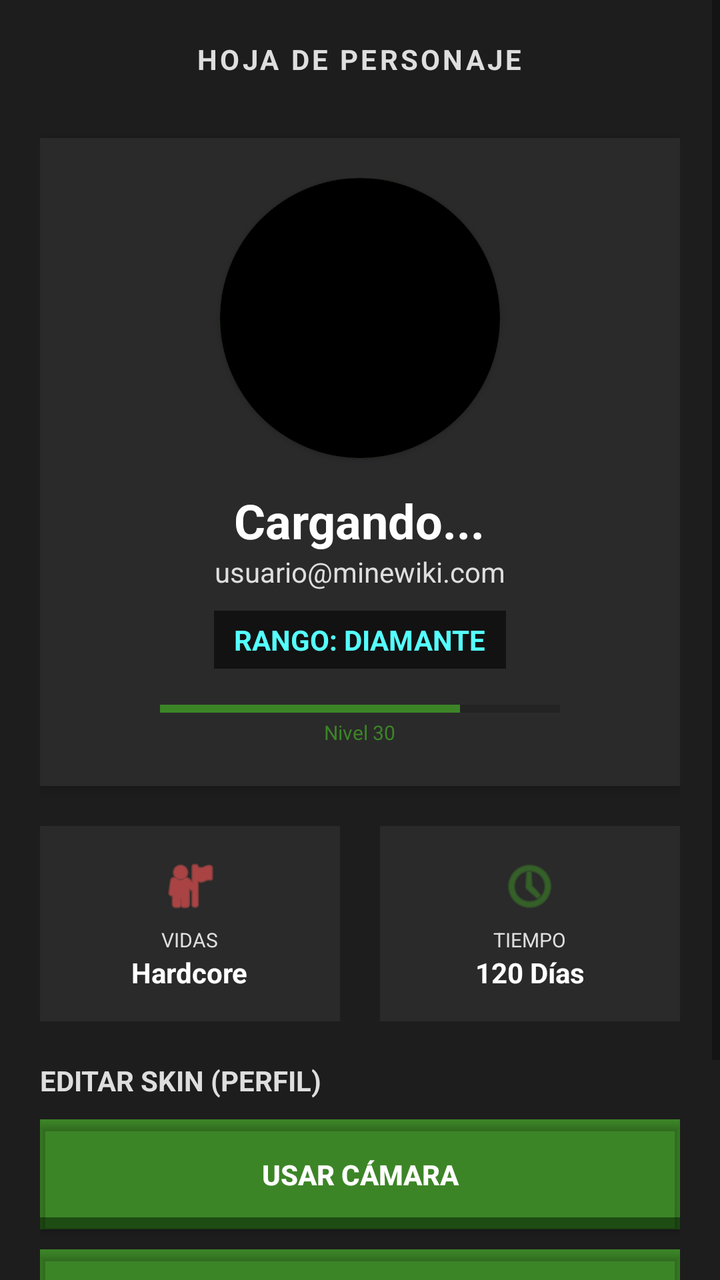
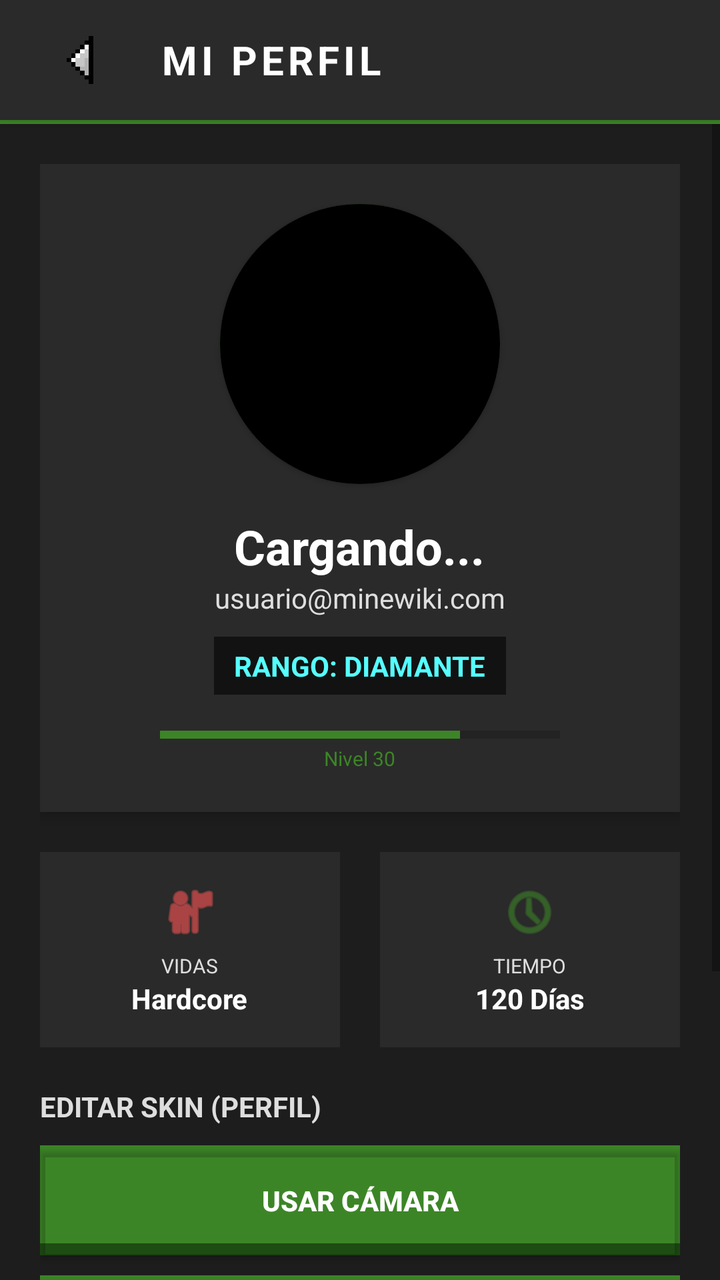

The first picture is an Android layout as it rendered before a commit; the second is the same layout after the commit. The layout source and the unified diff follow.
<!-- AndroidManifest.xml: application theme Theme.Minewiki -->
<!-- res/layout/fragment_profile.xml -->
<?xml version="1.0" encoding="utf-8"?>
<ScrollView xmlns:android="http://schemas.android.com/apk/res/android"
    xmlns:app="http://schemas.android.com/apk/res-auto"
    android:layout_width="match_parent"
    android:layout_height="match_parent"
    android:background="@color/mc_background"
    android:fillViewport="true">

    <LinearLayout
        android:layout_width="match_parent"
        android:layout_height="wrap_content"
        android:orientation="vertical"
        android:padding="20dp"
        android:gravity="center_horizontal">

        <TextView
            android:layout_width="wrap_content"
            android:layout_height="wrap_content"
            android:text="HOJA DE PERSONAJE"
            android:textColor="@color/mc_gray_text"
            android:textStyle="bold"
            android:letterSpacing="0.1"
            android:layout_marginBottom="30dp"/>

        <androidx.cardview.widget.CardView
            android:layout_width="match_parent"
            android:layout_height="wrap_content"
            app:cardBackgroundColor="@color/mc_bg_card"
            app:cardCornerRadius="0dp"
            app:cardElevation="4dp"
            android:layout_marginBottom="20dp">

            <LinearLayout
                android:layout_width="match_parent"
                android:layout_height="wrap_content"
                android:orientation="vertical"
                android:gravity="center"
                android:padding="20dp">

                <androidx.cardview.widget.CardView
                    android:layout_width="140dp"
                    android:layout_height="140dp"
                    app:cardCornerRadius="70dp"
                    app:cardBackgroundColor="@color/mc_green_face"
                    android:layout_marginBottom="15dp">

                    <ImageView
                        android:id="@+id/imgProfileLarge"
                        android:layout_width="match_parent"
                        android:layout_height="match_parent"
                        android:padding="4dp"
                        android:src="@android:drawable/sym_def_app_icon"
                        android:background="@color/black"
                        android:scaleType="centerCrop"/>
                </androidx.cardview.widget.CardView>

                <TextView
                    android:id="@+id/tvProfileName"
                    android:layout_width="wrap_content"
                    android:layout_height="wrap_content"
                    android:text="Cargando..."
                    android:textColor="@color/white"
                    android:textSize="24sp"
                    android:textStyle="bold"/>

                <TextView
                    android:id="@+id/tvProfileEmail"
                    android:layout_width="wrap_content"
                    android:layout_height="wrap_content"
                    android:text="usuario@minewiki.com"
                    android:textColor="@color/mc_gray_text"
                    android:layout_marginBottom="10dp"/>

                <TextView
                    android:layout_width="wrap_content"
                    android:layout_height="wrap_content"
                    android:text="RANGO: DIAMANTE"
                    android:background="@color/mc_input_bg"
                    android:textColor="#55FFFF"
                    android:textStyle="bold"
                    android:paddingHorizontal="10dp"
                    android:paddingVertical="5dp"
                    android:layout_marginBottom="15dp"/>

                <ProgressBar
                    style="?android:attr/progressBarStyleHorizontal"
                    android:layout_width="200dp"
                    android:layout_height="10dp"
                    android:progress="75"
                    android:progressTint="@color/mc_green_face"
                    android:backgroundTint="#333333"/>
                <TextView
                    android:layout_width="wrap_content"
                    android:layout_height="wrap_content"
                    android:text="Nivel 30"
                    android:textColor="@color/mc_green_face"
                    android:textSize="10sp"/>

            </LinearLayout>
        </androidx.cardview.widget.CardView>

        <LinearLayout
            android:layout_width="match_parent"
            android:layout_height="wrap_content"
            android:orientation="horizontal"
            android:layout_marginBottom="20dp">

            <LinearLayout
                android:layout_width="0dp"
                android:layout_height="wrap_content"
                android:layout_weight="1"
                android:orientation="vertical"
                android:background="@color/mc_bg_card"
                android:padding="15dp"
                android:gravity="center"
                android:layout_marginEnd="10dp">
                <ImageView
                    android:layout_width="30dp"
                    android:layout_height="30dp"
                    android:src="@android:drawable/ic_menu_myplaces"
                    app:tint="#FF5555"
                    android:layout_marginBottom="5dp"/>
                <TextView
                    android:layout_width="wrap_content"
                    android:layout_height="wrap_content"
                    android:text="VIDAS"
                    android:textColor="@color/mc_gray_text"
                    android:textSize="10sp"/>
                <TextView
                    android:layout_width="wrap_content"
                    android:layout_height="wrap_content"
                    android:text="Hardcore"
                    android:textColor="@color/white"
                    android:textStyle="bold"/>
            </LinearLayout>

            <LinearLayout
                android:layout_width="0dp"
                android:layout_height="wrap_content"
                android:layout_weight="1"
                android:orientation="vertical"
                android:background="@color/mc_bg_card"
                android:padding="15dp"
                android:gravity="center"
                android:layout_marginStart="10dp">
                <ImageView
                    android:layout_width="30dp"
                    android:layout_height="30dp"
                    android:src="@android:drawable/ic_menu_recent_history"
                    app:tint="@color/mc_green_face"
                    android:layout_marginBottom="5dp"/>
                <TextView
                    android:layout_width="wrap_content"
                    android:layout_height="wrap_content"
                    android:text="TIEMPO"
                    android:textColor="@color/mc_gray_text"
                    android:textSize="10sp"/>
                <TextView
                    android:layout_width="wrap_content"
                    android:layout_height="wrap_content"
                    android:text="120 Días"
                    android:textColor="@color/white"
                    android:textStyle="bold"/>
            </LinearLayout>
        </LinearLayout>


        <TextView
            android:layout_width="match_parent"
            android:layout_height="wrap_content"
            android:text="EDITAR SKIN (PERFIL)"
            android:textColor="@color/mc_gray_text"
            android:textStyle="bold"
            android:layout_marginBottom="10dp"/>

        <androidx.appcompat.widget.AppCompatButton
            android:id="@+id/btnCamera"
            android:layout_width="match_parent"
            android:layout_height="55dp"
            android:background="@drawable/btn_mc_3d"
            android:text="USAR CÁMARA"
            android:textColor="@color/white"
            android:textStyle="bold"
            android:layout_marginBottom="10dp"/>

        <androidx.appcompat.widget.AppCompatButton
            android:id="@+id/btnGallery"
            android:layout_width="match_parent"
            android:layout_height="55dp"
            android:background="@drawable/btn_mc_3d"
            android:text="ABRIR GALERÍA"
            android:textColor="@color/white"
            android:textStyle="bold"
            android:layout_marginBottom="25dp"/>

        <androidx.appcompat.widget.AppCompatButton
            android:id="@+id/btnLogout"
            android:layout_width="match_parent"
            android:layout_height="wrap_content"
            android:background="?attr/selectableItemBackground"
            android:text="CERRAR SESIÓN"
            android:textColor="#FF5555"
            android:textStyle="bold"/>

    </LinearLayout>
</ScrollView>
<!-- resources referenced by this layout -->
<resources>
  <color name="black">#FF000000</color>
  <color name="mc_background">#1D1D1D</color>
  <color name="mc_bg_card">#2A2A2A</color>
  <color name="mc_gray_text">#DEDEDE</color>
  <color name="mc_green_face">#3C8527</color>
  <color name="mc_input_bg">#121212</color>
  <color name="white">#FFFFFFFF</color>
  <!-- drawable btn_mc_3d (drawable) -->
  <?xml version="1.0" encoding="utf-8"?>
  <layer-list xmlns:android="http://schemas.android.com/apk/res/android">
      <item>
          <shape android:shape="rectangle">
              <solid android:color="@color/mc_green_shadow"/>
              <corners android:radius="0dp"/>
          </shape>
      </item>
      <item android:bottom="6dp">
          <shape android:shape="rectangle">
              <solid android:color="@color/mc_green_face"/>
              <corners android:radius="0dp"/>
          </shape>
      </item>
      <item android:bottom="6dp">
          <ripple android:color="#55FFFFFF"/>
      </item>
  </layer-list>
  <style name="Theme.Minewiki" parent="Theme.AppCompat.DayNight.NoActionBar">
  
          <item name="colorPrimary">#563011</item>
          <item name="colorPrimaryDark">#3b200b</item>
          <item name="colorAccent">#55FF55</item> <item name="android:statusBarColor">#3b200b</item>
  
          <item name="android:textColor">#FFFFFF</item>
      </style>
  <color name="mc_green_shadow">#1E4D13</color>
</resources>

<!-- the commit's change to res/layout/fragment_profile.xml (unified diff, before → after) -->
@@ -1,206 +1,250 @@
 <?xml version="1.0" encoding="utf-8"?>
-<ScrollView xmlns:android="http://schemas.android.com/apk/res/android"
+<LinearLayout xmlns:android="http://schemas.android.com/apk/res/android"
     xmlns:app="http://schemas.android.com/apk/res-auto"
     android:layout_width="match_parent"
     android:layout_height="match_parent"
-    android:background="@color/mc_background"
-    android:fillViewport="true">
-
+    android:orientation="vertical"
+    android:background="@color/mc_background">
+
+    
     <LinearLayout
         android:layout_width="match_parent"
-        android:layout_height="wrap_content"
-        android:orientation="vertical"
-        android:padding="20dp"
-        android:gravity="center_horizontal">
+        android:layout_height="60dp"
+        android:background="@color/mc_bg_card"
+        android:orientation="horizontal"
+        android:gravity="center_vertical"
+        android:paddingHorizontal="16dp"
+        android:elevation="4dp">
+
+        <ImageButton
+            android:id="@+id/btnBack"
+            android:layout_width="48dp"
+            android:layout_height="48dp"
+            android:src="@drawable/ic_back"
+            android:background="?attr/selectableItemBackgroundBorderless"
+            android:padding="12dp"
+            android:scaleType="fitCenter"
+            android:layout_marginEnd="16dp"
+            android:contentDescription="Volver"/>
 
         <TextView
-            android:layout_width="wrap_content"
-            android:layout_height="wrap_content"
-            android:text="HOJA DE PERSONAJE"
-            android:textColor="@color/mc_gray_text"
-            android:textStyle="bold"
-            android:letterSpacing="0.1"
-            android:layout_marginBottom="30dp"/>
-
-        <androidx.cardview.widget.CardView
             android:layout_width="match_parent"
             android:layout_height="wrap_content"
-            app:cardBackgroundColor="@color/mc_bg_card"
-            app:cardCornerRadius="0dp"
-            app:cardElevation="4dp"
-            android:layout_marginBottom="20dp">
-
-            <LinearLayout
-                android:layout_width="match_parent"
-                android:layout_height="wrap_content"
-                android:orientation="vertical"
-                android:gravity="center"
-                android:padding="20dp">
-
-                <androidx.cardview.widget.CardView
-                    android:layout_width="140dp"
-                    android:layout_height="140dp"
-                    app:cardCornerRadius="70dp"
-                    app:cardBackgroundColor="@color/mc_green_face"
-                    android:layout_marginBottom="15dp">
-
-                    <ImageView
-                        android:id="@+id/imgProfileLarge"
-                        android:layout_width="match_parent"
-                        android:layout_height="match_parent"
-                        android:padding="4dp"
-                        android:src="@android:drawable/sym_def_app_icon"
-                        android:background="@color/black"
-                        android:scaleType="centerCrop"/>
-                </androidx.cardview.widget.CardView>
-
-                <TextView
-                    android:id="@+id/tvProfileName"
-                    android:layout_width="wrap_content"
-                    android:layout_height="wrap_content"
-                    android:text="Cargando..."
-                    android:textColor="@color/white"
-                    android:textSize="24sp"
-                    android:textStyle="bold"/>
-
-                <TextView
-                    android:id="@+id/tvProfileEmail"
-                    android:layout_width="wrap_content"
-                    android:layout_height="wrap_content"
-                    android:text="usuario@minewiki.com"
-                    android:textColor="@color/mc_gray_text"
-                    android:layout_marginBottom="10dp"/>
-
-                <TextView
-                    android:layout_width="wrap_content"
-                    android:layout_height="wrap_content"
-                    android:text="RANGO: DIAMANTE"
-                    android:background="@color/mc_input_bg"
-                    android:textColor="#55FFFF"
-                    android:textStyle="bold"
-                    android:paddingHorizontal="10dp"
-                    android:paddingVertical="5dp"
-                    android:layout_marginBottom="15dp"/>
-
-                <ProgressBar
-                    style="?android:attr/progressBarStyleHorizontal"
-                    android:layout_width="200dp"
-                    android:layout_height="10dp"
-                    android:progress="75"
-                    android:progressTint="@color/mc_green_face"
-                    android:backgroundTint="#333333"/>
-                <TextView
-                    android:layout_width="wrap_content"
-                    android:layout_height="wrap_content"
-                    android:text="Nivel 30"
-                    android:textColor="@color/mc_green_face"
-                    android:textSize="10sp"/>
-
-            </LinearLayout>
-        </androidx.cardview.widget.CardView>
+            android:text="MI PERFIL"
+            android:textColor="@color/white"
+            android:textSize="20sp"
+            android:textStyle="bold"
+            android:gravity="center_vertical"
+            android:letterSpacing="0.1"/>
+
+    </LinearLayout>
+
+    <View
+        android:layout_width="match_parent"
+        android:layout_height="2dp"
+        android:background="@color/mc_green_face"/>
+
+    <ScrollView
+        android:layout_width="match_parent"
+        android:layout_height="match_parent"
+        android:fillViewport="true">
 
         <LinearLayout
             android:layout_width="match_parent"
             android:layout_height="wrap_content"
-            android:orientation="horizontal"
-            android:layout_marginBottom="20dp">
+            android:orientation="vertical"
+            android:padding="20dp"
+            android:gravity="center_horizontal">
+
+            <androidx.cardview.widget.CardView
+                android:layout_width="match_parent"
+                android:layout_height="wrap_content"
+                app:cardBackgroundColor="@color/mc_bg_card"
+                app:cardCornerRadius="0dp"
+                app:cardElevation="4dp"
+                android:layout_marginBottom="20dp">
+
+                <LinearLayout
+                    android:layout_width="match_parent"
+                    android:layout_height="wrap_content"
+                    android:orientation="vertical"
+                    android:gravity="center"
+                    android:padding="20dp">
+
+                    <androidx.cardview.widget.CardView
+                        android:layout_width="140dp"
+                        android:layout_height="140dp"
+                        app:cardCornerRadius="70dp"
+                        app:cardBackgroundColor="@color/mc_green_face"
+                        android:layout_marginBottom="15dp">
+
+                        <ImageView
+                            android:id="@+id/imgProfileLarge"
+                            android:layout_width="match_parent"
+                            android:layout_height="match_parent"
+                            android:padding="4dp"
+                            android:src="@android:drawable/sym_def_app_icon"
+                            android:background="@color/black"
+                            android:scaleType="centerCrop"/>
+                    </androidx.cardview.widget.CardView>
+
+                    <TextView
+                        android:id="@+id/tvProfileName"
+                        android:layout_width="wrap_content"
+                        android:layout_height="wrap_content"
+                        android:text="Cargando..."
+                        android:textColor="@color/white"
+                        android:textSize="24sp"
+                        android:textStyle="bold"/>
+
+                    <TextView
+                        android:id="@+id/tvProfileEmail"
+                        android:layout_width="wrap_content"
+                        android:layout_height="wrap_content"
+                        android:text="usuario@minewiki.com"
+                        android:textColor="@color/mc_gray_text"
+                        android:layout_marginBottom="10dp"/>
+
+                    <TextView
+                        android:layout_width="wrap_content"
+                        android:layout_height="wrap_content"
+                        android:text="RANGO: DIAMANTE"
+                        android:background="@color/mc_input_bg"
+                        android:textColor="#55FFFF"
+                        android:textStyle="bold"
+                        android:paddingHorizontal="10dp"
+                        android:paddingVertical="5dp"
+                        android:layout_marginBottom="15dp"/>
+
+                    <ProgressBar
+                        style="?android:attr/progressBarStyleHorizontal"
+                        android:layout_width="200dp"
+                        android:layout_height="10dp"
+                        android:progress="75"
+                        android:progressTint="@color/mc_green_face"
+                        android:backgroundTint="#333333"/>
+                    <TextView
+                        android:layout_width="wrap_content"
+                        android:layout_height="wrap_content"
+                        android:text="Nivel 30"
+                        android:textColor="@color/mc_green_face"
+                        android:textSize="10sp"/>
+
+                </LinearLayout>
+            </androidx.cardview.widget.CardView>
 
             <LinearLayout
-                android:layout_width="0dp"
-                android:layout_height="wrap_content"
-                android:layout_weight="1"
-                android:orientation="vertical"
-                android:background="@color/mc_bg_card"
-                android:padding="15dp"
-                android:gravity="center"
-                android:layout_marginEnd="10dp">
-                <ImageView
-                    android:layout_width="30dp"
-                    android:layout_height="30dp"
-                    android:src="@android:drawable/ic_menu_myplaces"
-                    app:tint="#FF5555"
-                    android:layout_marginBottom="5dp"/>
-                <TextView
-                    android:layout_width="wrap_content"
+                android:layout_width="match_parent"
+                android:layout_height="wrap_content"
+                android:orientation="horizontal"
+                android:layout_marginBottom="20dp">
+
+                <LinearLayout
+                    android:layout_width="0dp"
                     android:layout_height="wrap_content"
-                    android:text="VIDAS"
-                    android:textColor="@color/mc_gray_text"
-                    android:textSize="10sp"/>
-                <TextView
-                    android:layout_width="wrap_content"
+                    android:layout_weight="1"
+                    android:orientation="vertical"
+                    android:background="@color/mc_bg_card"
+                    android:padding="15dp"
+                    android:gravity="center"
+                    android:layout_marginEnd="10dp">
+                    <ImageView
+                        android:layout_width="30dp"
+                        android:layout_height="30dp"
+                        android:src="@android:drawable/ic_menu_myplaces"
+                        app:tint="#FF5555"
+                        android:layout_marginBottom="5dp"/>
+                    <TextView
+                        android:layout_width="wrap_content"
+                        android:layout_height="wrap_content"
+                        android:text="VIDAS"
+                        android:textColor="@color/mc_gray_text"
+                        android:textSize="10sp"/>
+                    <TextView
+                        android:layout_width="wrap_content"
+                        android:layout_height="wrap_content"
+                        android:text="Hardcore"
+                        android:textColor="@color/white"
+                        android:textStyle="bold"/>
+                </LinearLayout>
+
+                <LinearLayout
+                    android:layout_width="0dp"
                     android:layout_height="wrap_content"
-                    android:text="Hardcore"
-                    android:textColor="@color/white"
-                    android:textStyle="bold"/>
+                    android:layout_weight="1"
+                    android:orientation="vertical"
+                    android:background="@color/mc_bg_card"
+                    android:padding="15dp"
+                    android:gravity="center"
+                    android:layout_marginStart="10dp">
+                    <ImageView
+                        android:layout_width="30dp"
+                        android:layout_height="30dp"
+                        android:src="@android:drawable/ic_menu_recent_history"
+                        app:tint="@color/mc_green_face"
+                        android:layout_marginBottom="5dp"/>
+                    <TextView
+                        android:layout_width="wrap_content"
+                        android:layout_height="wrap_content"
+                        android:text="TIEMPO"
+                        android:textColor="@color/mc_gray_text"
+                        android:textSize="10sp"/>
+                    <TextView
+                        android:layout_width="wrap_content"
+                        android:layout_height="wrap_content"
+                        android:text="120 Días"
+                        android:textColor="@color/white"
+                        android:textStyle="bold"/>
+                </LinearLayout>
             </LinearLayout>
 
-            <LinearLayout
-                android:layout_width="0dp"
-                android:layout_height="wrap_content"
-                android:layout_weight="1"
-                android:orientation="vertical"
-                android:background="@color/mc_bg_card"
-                android:padding="15dp"
-                android:gravity="center"
-                android:layout_marginStart="10dp">
-                <ImageView
-                    android:layout_width="30dp"
-                    android:layout_height="30dp"
-                    android:src="@android:drawable/ic_menu_recent_history"
-                    app:tint="@color/mc_green_face"
-                    android:layout_marginBottom="5dp"/>
-                <TextView
-                    android:layout_width="wrap_content"
-                    android:layout_height="wrap_content"
-                    android:text="TIEMPO"
-                    android:textColor="@color/mc_gray_text"
-                    android:textSize="10sp"/>
-                <TextView
-                    android:layout_width="wrap_content"
-                    android:layout_height="wrap_content"
-                    android:text="120 Días"
-                    android:textColor="@color/white"
-                    android:textStyle="bold"/>
-            </LinearLayout>
+            <TextView
+                android:layout_width="match_parent"
+                android:layout_height="wrap_content"
+                android:text="EDITAR SKIN (PERFIL)"
+                android:textColor="@color/mc_gray_text"
+                android:textStyle="bold"
+                android:layout_marginBottom="10dp"/>
+
+            <androidx.appcompat.widget.AppCompatButton
+                android:id="@+id/btnCamera"
+                android:layout_width="match_parent"
+                android:layout_height="55dp"
+                android:background="@drawable/btn_mc_3d"
+                android:text="USAR CÁMARA"
+                android:textColor="@color/white"
+                android:textStyle="bold"
+                android:layout_marginBottom="10dp"/>
+
+            <androidx.appcompat.widget.AppCompatButton
+                android:id="@+id/btnGallery"
+                android:layout_width="match_parent"
+                android:layout_height="55dp"
+                android:background="@drawable/btn_mc_3d"
+                android:text="ABRIR GALERÍA"
+                android:textColor="@color/white"
+                android:textStyle="bold"
+                android:layout_marginBottom="15dp"/>
+
+            <androidx.appcompat.widget.AppCompatButton
+                android:id="@+id/btnGoHome"
+                android:layout_width="match_parent"
+                android:layout_height="55dp"
+                android:background="@drawable/btn_mc_3d"
+                android:text="VOLVER AL INICIO"
+                android:textColor="@color/white"
+                android:textStyle="bold"
+                android:layout_marginBottom="20dp"/>
+
+            <androidx.appcompat.widget.AppCompatButton
+                android:id="@+id/btnLogout"
+                android:layout_width="match_parent"
+                android:layout_height="wrap_content"
+                android:background="?attr/selectableItemBackground"
+                android:text="CERRAR SESIÓN"
+                android:textColor="#FF5555"
+                android:textStyle="bold"/>
+
         </LinearLayout>
-
-
-        <TextView
-            android:layout_width="match_parent"
-            android:layout_height="wrap_content"
-            android:text="EDITAR SKIN (PERFIL)"
-            android:textColor="@color/mc_gray_text"
-            android:textStyle="bold"
-            android:layout_marginBottom="10dp"/>
-
-        <androidx.appcompat.widget.AppCompatButton
-            android:id="@+id/btnCamera"
-            android:layout_width="match_parent"
-            android:layout_height="55dp"
-            android:background="@drawable/btn_mc_3d"
-            android:text="USAR CÁMARA"
-            android:textColor="@color/white"
-            android:textStyle="bold"
-            android:layout_marginBottom="10dp"/>
-
-        <androidx.appcompat.widget.AppCompatButton
-            android:id="@+id/btnGallery"
-            android:layout_width="match_parent"
-            android:layout_height="55dp"
-            android:background="@drawable/btn_mc_3d"
-            android:text="ABRIR GALERÍA"
-            android:textColor="@color/white"
-            android:textStyle="bold"
-            android:layout_marginBottom="25dp"/>
-
-        <androidx.appcompat.widget.AppCompatButton
-            android:id="@+id/btnLogout"
-            android:layout_width="match_parent"
-            android:layout_height="wrap_content"
-            android:background="?attr/selectableItemBackground"
-            android:text="CERRAR SESIÓN"
-            android:textColor="#FF5555"
-            android:textStyle="bold"/>
-
-    </LinearLayout>
-</ScrollView>
+    </ScrollView>
+</LinearLayout>
<!-- resource entries referenced after the edit -->
@@ -26,6 +26,7 @@
           <ripple android:color="#55FFFFFF"/>
       </item>
   </layer-list>
+  <!-- drawable ic_back: webp bitmap (drawable, 272 bytes) -->
   <style name="Theme.Minewiki" parent="Theme.AppCompat.DayNight.NoActionBar">
   
           <item name="colorPrimary">#563011</item>
